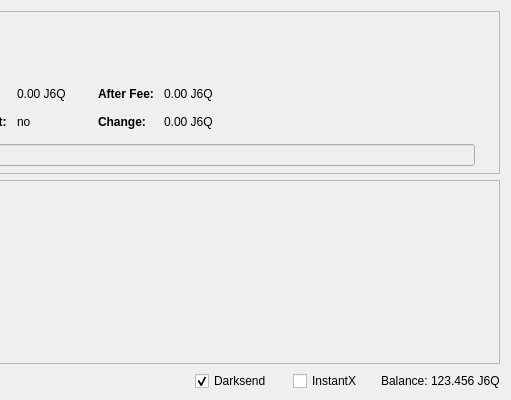
This is src/qt/forms/sendcoinsdialog.ui in PatriotBit/J6Q as Qt 5 draws it before an edit; both pictures show x 339 to 850 and y 0 to 400 of the 850 by 400 pixel window. The edited form follows.
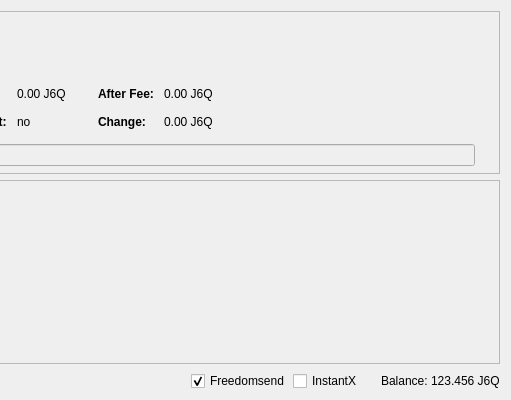
This is the edited form. Icons and pictures are not drawn. Custom widgets are drawn as their Qt base class.

Commit message: darksend -> freedomsend

```diff
--- a/src/qt/forms/sendcoinsdialog.ui
+++ b/src/qt/forms/sendcoinsdialog.ui
@@ -749,7 +749,7 @@
           </size>
          </property>
          <property name="text">
-          <string>Darksend</string>
+          <string>Freedomsend</string>
          </property>
          <property name="checked">
           <bool>true</bool>
```
Left out of the diff: 2 changed lines with no effect on the pictures. The commit also changes 91 other files.
